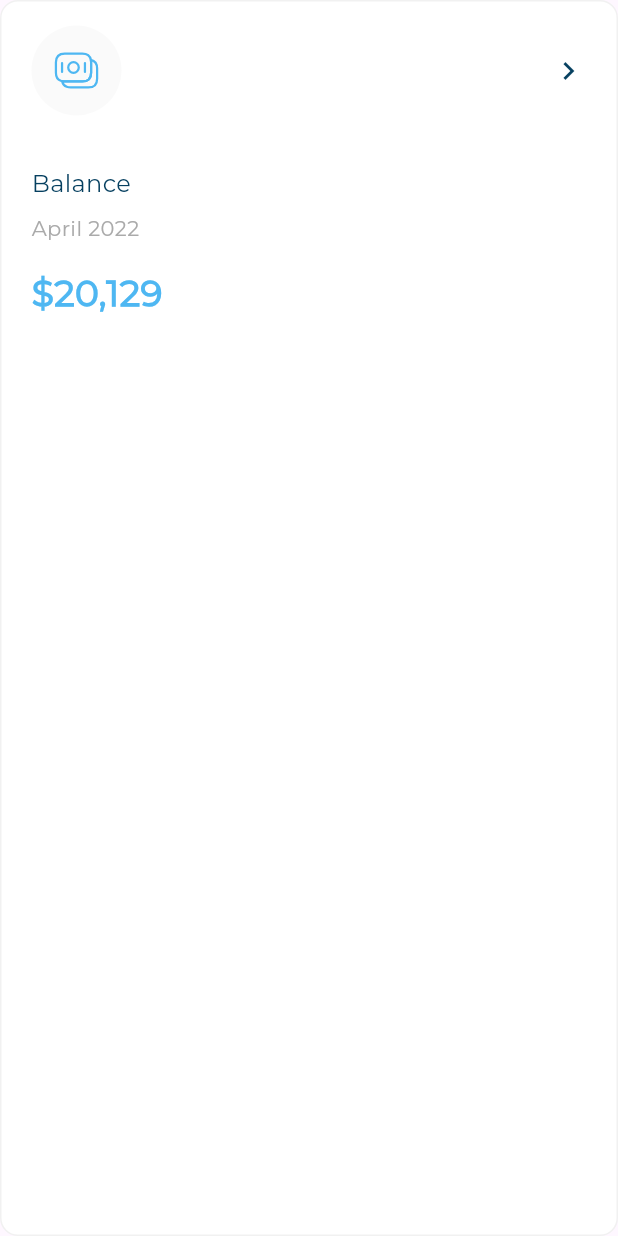
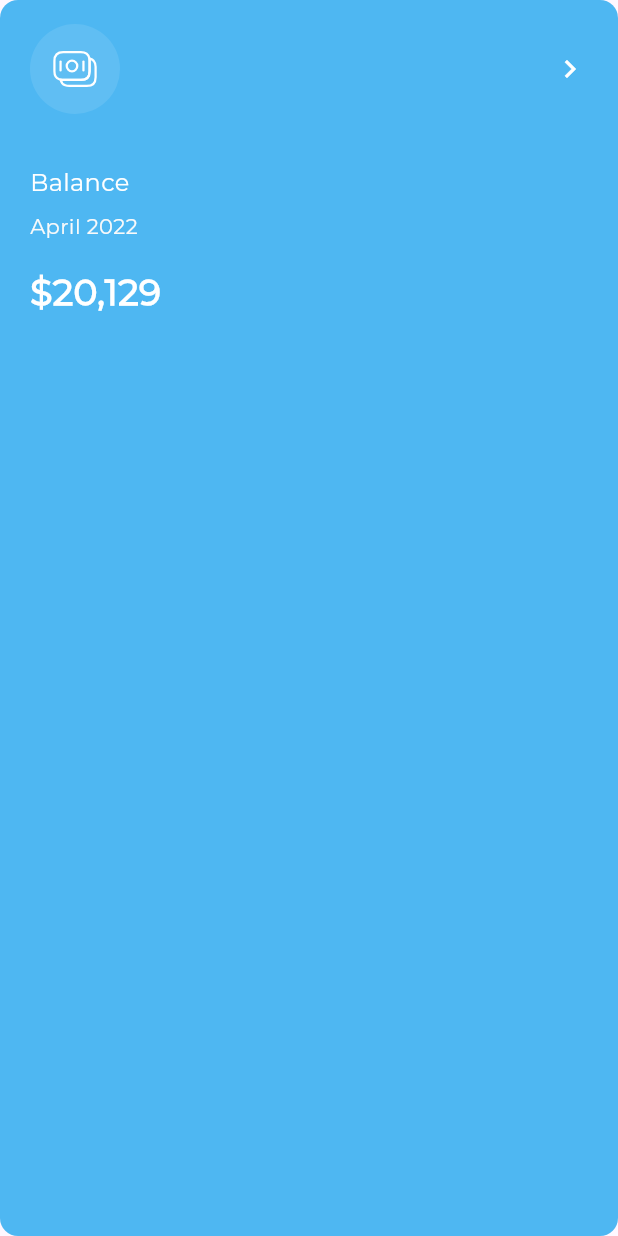
Before and after one commit to Omar-Tmam/Flutter-Responsive-Adaptive-UI-Design, a Flutter app: the ActiveAllExpensesItem widget shown alone on an empty page, opened directly with sample values from the repository, on a phone screen of 412 x 824 dp. Run offline on Flutter 3.47's test engine with Material 3 defaults, Android fonts, the phone set to English and light mode, and no system bars; our stand-ins replace flutter_svg.

Commit message:
finish all expenses

```diff
--- a/lib/Features/home_view/presentation/views/widgets/all_expenses_item.dart
+++ b/lib/Features/home_view/presentation/views/widgets/all_expenses_item.dart
@@ -12,6 +12,8 @@ class AllExpensesItem extends StatelessWidget {
 
   @override
   Widget build(BuildContext context) {
-    return ActiveAllExpensesItem(itemModel: itemModel);
+    return isSelected
+        ? ActiveAllExpensesItem(itemModel: itemModel)
+        : InActiveAllExpensesItem(itemModel: itemModel);
   }
 }
--- a/lib/Features/home_view/presentation/views/widgets/all_expenses_item_header.dart
+++ b/lib/Features/home_view/presentation/views/widgets/all_expenses_item_header.dart
@@ -2,8 +2,10 @@ import 'package:flutter/material.dart';
 import 'package:flutter_svg/flutter_svg.dart';
 
 class AllExpensesItemHeader extends StatelessWidget {
-  const AllExpensesItemHeader({super.key, required this.image});
+  const AllExpensesItemHeader(
+      {super.key, required this.image, this.imageBackground, this.imageColor});
   final String image;
+  final Color? imageBackground, imageColor;
 
   @override
   Widget build(BuildContext context) {
@@ -13,15 +15,20 @@ class AllExpensesItemHeader extends StatelessWidget {
           width: 60,
           height: 60,
           decoration: ShapeDecoration(
-            color: const Color(0xFFFAFAFA),
+            color: imageBackground ?? const Color(0xFFFAFAFA),
             shape: OvalBorder(),
           ),
-          child: Center(child: SvgPicture.asset(image)),
+          child: Center(
+              child: SvgPicture.asset(
+            image,
+            colorFilter: ColorFilter.mode(
+                imageColor ?? Color(0xff4EB7F2), BlendMode.srcIn),
+          )),
         ),
         Expanded(child: SizedBox()),
         Icon(
           Icons.keyboard_arrow_right_sharp,
-          color: Color(0xFF064060),
+          color: imageColor == null ? Color(0xFF064060) : Colors.white,
         )
       ],
     );
--- a/lib/Features/home_view/presentation/views/widgets/inactive_and_active_all_expenses_item.dart
+++ b/lib/Features/home_view/presentation/views/widgets/inactive_and_active_all_expenses_item.dart
@@ -56,9 +56,6 @@ class InActiveAllExpensesItem extends StatelessWidget {
   }
 }
 
-
-
-
 class ActiveAllExpensesItem extends StatelessWidget {
   const ActiveAllExpensesItem({
     super.key,
@@ -72,39 +69,38 @@ class ActiveAllExpensesItem extends StatelessWidget {
     return Container(
       padding: const EdgeInsets.symmetric(horizontal: 20, vertical: 16),
       decoration: ShapeDecoration(
-        color: Colors.white,
+        color: Color(0xff4EB7F2),
         shape: RoundedRectangleBorder(
-          side: BorderSide(
-            width: 1,
-            color: const Color(0xFFF1F1F1),
-          ),
           borderRadius: BorderRadius.circular(12),
         ),
       ),
       child: Column(
         crossAxisAlignment: CrossAxisAlignment.start,
         children: [
-          AllExpensesItemHeader(image: itemModel.image),
+          AllExpensesItemHeader(
+              imageBackground: Colors.white.withValues(alpha: 0.10),
+              imageColor: Colors.white,
+              image: itemModel.image),
           SizedBox(
             height: 34,
           ),
           Text(
             itemModel.title,
-            style: AppStyles.styleMedium16,
+            style: AppStyles.styleMedium16.copyWith(color: Colors.white),
           ),
           SizedBox(
             height: 8,
           ),
           Text(
             itemModel.date,
-            style: AppStyles.styleRegular14,
+            style: AppStyles.styleRegular14.copyWith(color: Color(0xFFFAFAFA)),
           ),
           SizedBox(
             height: 16,
           ),
           Text(
             itemModel.price,
-            style: AppStyles.styleSemiBold24,
+            style: AppStyles.styleSemiBold24.copyWith(color: Colors.white),
           )
         ],
       ),
```
Also changed, not shown: lib/Features/home_view/presentation/views/widgets/all_expenses_items_list_view.dart (+27 -10 lines).
